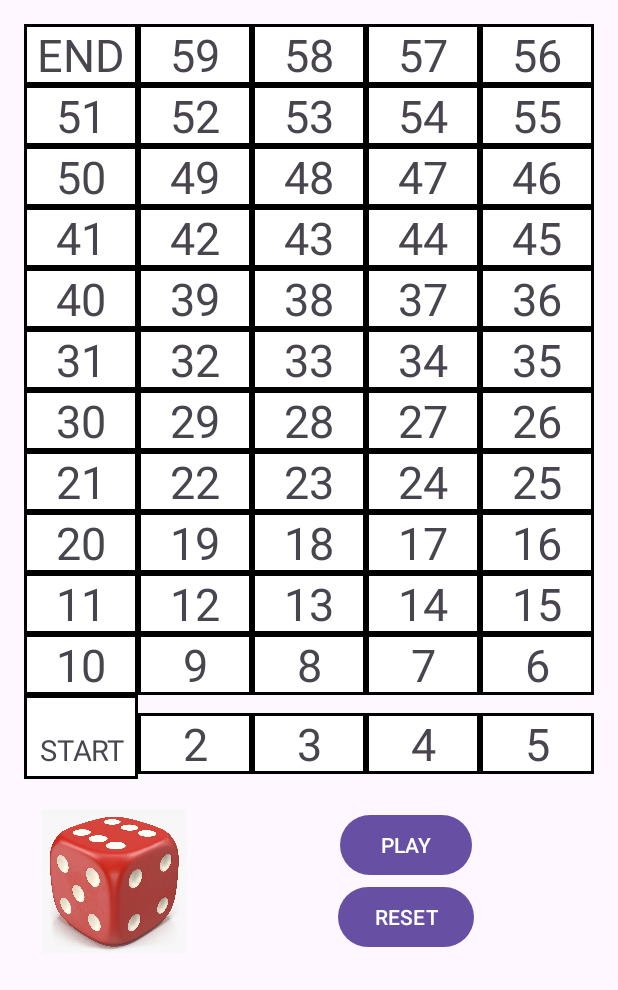
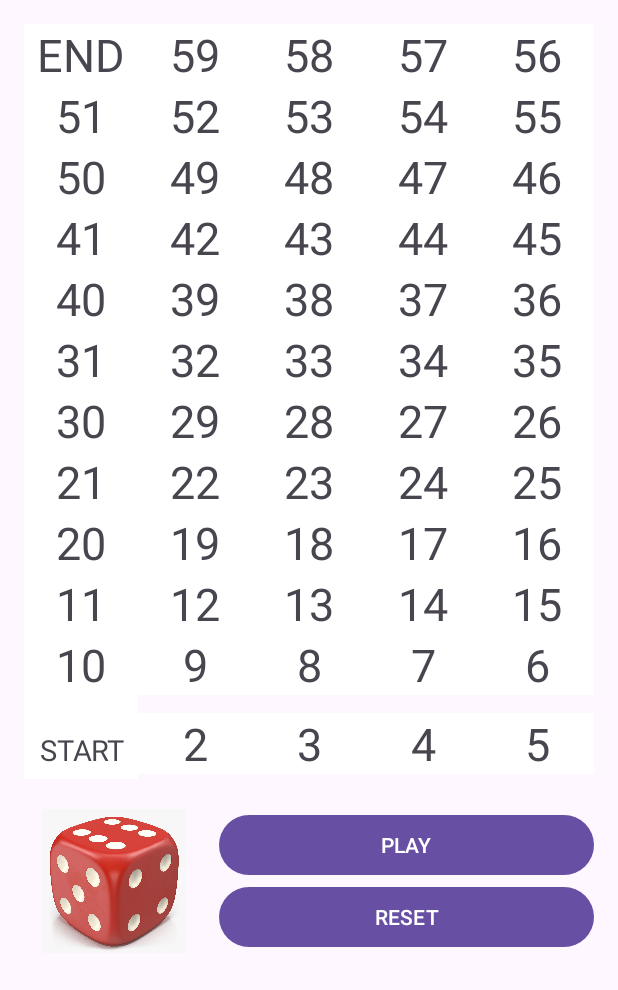
Before and after one commit to NeroXerith/MobileDev_SnakeANDLadders_Recreation, an Android app: the screen it shows after launch (MainActivity), on a phone screen of 412 x 824 dp. Shown: the top 990 px of the screen. Run offline under Robolectric (Android 15) with nearby library versions, the phone set to English and light mode, and no system bars.

Commit message:
added unique ID of Textview and pick random number

```diff
--- a/app/src/main/java/com/bryle_sanico/diceactivity/MainActivity.java
+++ b/app/src/main/java/com/bryle_sanico/diceactivity/MainActivity.java
@@ -2,13 +2,24 @@ package com.bryle_sanico.diceactivity;
 
 import androidx.appcompat.app.AppCompatActivity;
 import android.os.Bundle;
+import android.view.View;
+import android.view.View.OnClickListener;
+import android.widget.Button;
 import android.widget.TableLayout;
 import android.widget.TableRow;
 import android.widget.TextView;
+import android.widget.Toast;
+
+import java.util.Random;
 
 public class MainActivity extends AppCompatActivity {
 
     TableLayout tableLayout;
+    Button playBtn;
+    Button resetBtn;
+    int currentRow;
+    int currentCol;
+    int constantValue = 0;
 
     @Override
     protected void onCreate(Bundle savedInstanceState) {
@@ -16,11 +27,71 @@ public class MainActivity extends AppCompatActivity {
         setContentView(R.layout.activity_main);
 
         tableLayout = findViewById(R.id.tableTest);
+        playBtn = findViewById(R.id.playBtn);
+        resetBtn = findViewById(R.id.resetBtn);
+        int startValue = 60;
+        int rowCount = 12;  // Number of rows
+        int colCount = 5;   // Number of columns
 
-        int rowCount = 12;  // Number of rows (you can adjust this value)
-        int colCount = 5;   // Number of columns (you can adjust this value)
-        int startValue = 60;
-        int endValue = 1;
+        currentRow = rowCount - 1;  // Start from the bottom row
+        currentCol = 0;  // Start from the first column
+
+        playBtn.setOnClickListener(new View.OnClickListener() {
+            @Override
+            public void onClick(View view) {
+                // Generate a random number between 1 and 6
+                Random random = new Random();
+                int randomNumber = random.nextInt(6) + 1;
+
+                // Calculate the new constant value by adding the random number
+                int newConstantValue = constantValue + randomNumber;
+
+                // Check if the new constant value exceeds 60
+                if (newConstantValue > 60) {
+                    int remainder = newConstantValue % 60;
+                    newConstantValue = 60 - remainder;
+                }
+
+                // Find the TextView with the previous constant value and change its background color to white
+                TextView previousTextView = findViewById(constantValue);
+                if (previousTextView != null) {
+                    previousTextView.setBackgroundColor(getResources().getColor(android.R.color.white));
+                }
+
+                // Update the constant value to the new value
+                constantValue = newConstantValue;
+
+                // Find the TextView with the updated constant value and change its background color to black
+                TextView updatedTextView = findViewById(constantValue);
+
+                if (updatedTextView != null) {
+                    updatedTextView.setBackgroundColor(getResources().getColor(android.R.color.black));
+                } else {
+                    showToast("TextView with ID " + constantValue + " not found.");
+                }
+
+                // Check if the player has won
+                if (constantValue == 60) {
+                    showToast("You win!");
+                    playBtn.setEnabled(false); // Disable the play button
+                }
+            }
+        });
+
+        resetBtn.setOnClickListener(new View.OnClickListener() {
+            @Override
+            public void onClick(View view) {
+                // Reset the constant value to 0
+                constantValue = 0;
+
+                // Enable the play button
+                playBtn.setEnabled(true);
+
+                // Reset the background color of all TextViews
+                clearBackgroundColors();
+            }
+        });
+
 
         for (int i = 1; i <= rowCount; i++) {
             TableRow row = new TableRow(this);
@@ -48,22 +119,32 @@ public class MainActivity extends AppCompatActivity {
                     value = startValue - (i * colCount - j);
                 }
 
-                if(value==60){
+                // Generate a unique ID based on the value
+                int textViewId = value;
+
+                textView.setId(textViewId);  // Set the ID of the TextView
+                textView.setTag(value);  // Set the tag as the value
+                textView.setOnClickListener(new OnClickListener() {
+                    @Override
+                    public void onClick(View view) {
+                        int cellValue = (int) view.getTag();  // Get the value from the tag
+                        // Handle clicks on TextView with value = cellValue
+                    }
+                });
+
+                if (value == 1) {
+                    textView.setText("START");
+                    textView.setTextSize(19);
+                    textView.setPadding(0, 35, 0, 10);
+                } else if (value == 60) {
                     textView.setText("END");
                     textView.setTextSize(30);
-                } else if (value==1){
-                    textView.setTextSize(19);
-                    textView.setText("START");
-                    textView.setPadding(0, 35, 0, 10);
-
                 } else {
                     textView.setText(String.valueOf(value));
                     textView.setTextSize(30);
                 }
 
-
-                // Create a custom background with a border
-                textView.setBackgroundResource(R.drawable.textview_border);
+                textView.setBackgroundColor(getResources().getColor(android.R.color.white));
 
                 textView.setGravity(android.view.Gravity.CENTER);
                 row.addView(textView);
@@ -75,4 +156,22 @@ public class MainActivity extends AppCompatActivity {
             ));
         }
     }
+
+
+    // Clear background colors for all TextViews
+    private void clearBackgroundColors() {
+        for (int i = 0; i < tableLayout.getChildCount(); i++) {
+            TableRow tableRow = (TableRow) tableLayout.getChildAt(i);
+
+            for (int j = 0; j < tableRow.getChildCount(); j++) {
+                TextView textView = (TextView) tableRow.getChildAt(j);
+                textView.setBackgroundColor(getResources().getColor(android.R.color.white));
+            }
+        }
+    }
+
+    // Function to display a toast message
+    private void showToast(String message) {
+        Toast.makeText(this, message, Toast.LENGTH_SHORT).show();
+    }
 }
--- a/app/src/main/res/layout/activity_main.xml
+++ b/app/src/main/res/layout/activity_main.xml
@@ -1,7 +1,6 @@
 <?xml version="1.0" encoding="utf-8"?>
 <LinearLayout
     xmlns:android="http://schemas.android.com/apk/res/android"
-    xmlns:app="http://schemas.android.com/apk/res-auto"
     xmlns:tools="http://schemas.android.com/tools"
     android:layout_width="match_parent"
     android:layout_height="match_parent"
@@ -35,14 +34,16 @@
         android:orientation="vertical">
 
         <Button
-            android:layout_width="wrap_content"
+            android:id="@+id/playBtn"
+            android:layout_width="match_parent"
             android:layout_height="wrap_content"
             android:text="PLAY"
             android:layout_gravity="center">
         </Button>
 
         <Button
-            android:layout_width="wrap_content"
+            android:id="@+id/resetBtn"
+            android:layout_width="match_parent"
             android:layout_height="wrap_content"
             android:layout_gravity="center"
             android:text="RESET"></Button>
```
